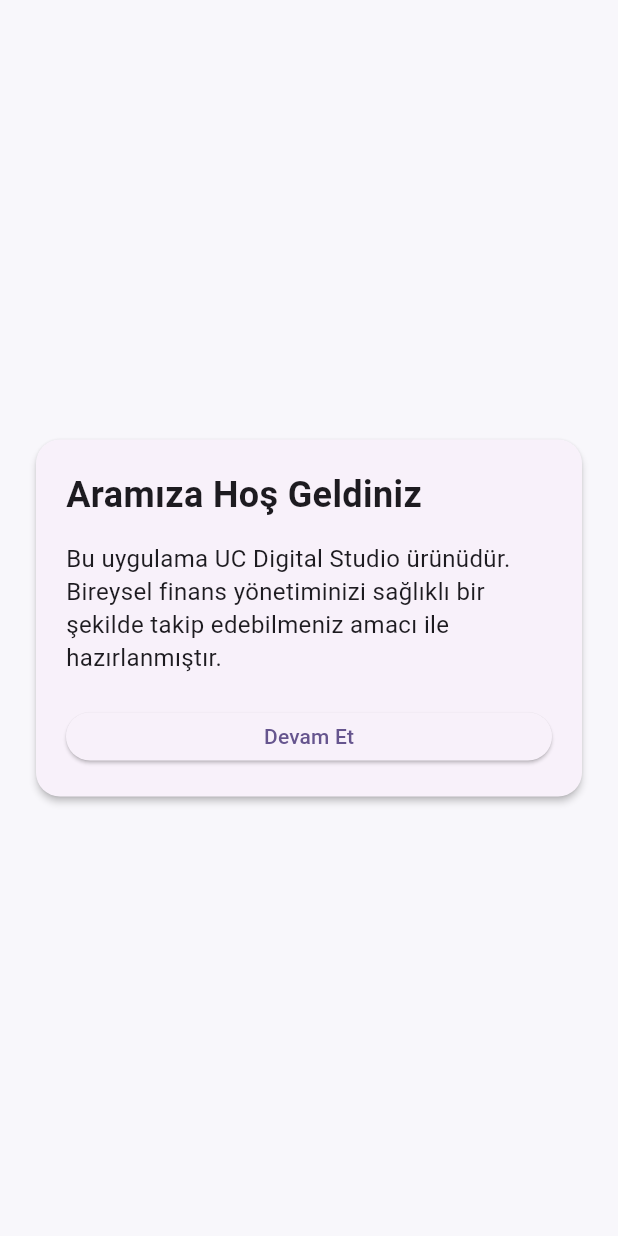
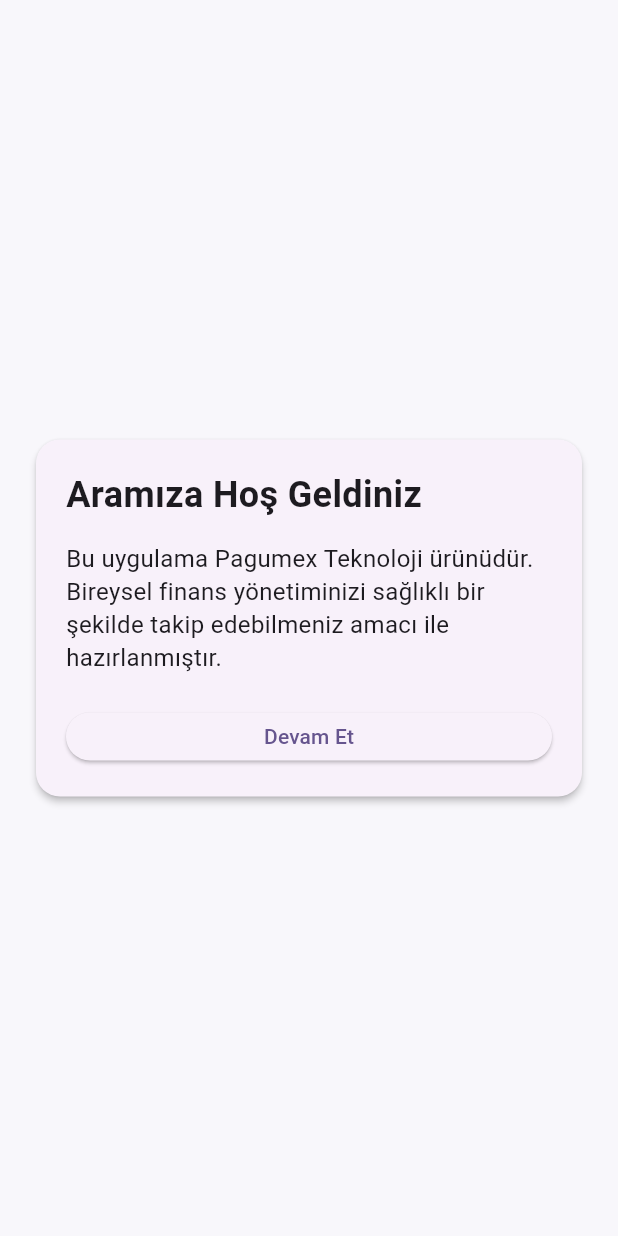
Before and after one commit to ucamoglu/hesapkitap_v1, a Flutter app: the screen it shows after launch, on a phone screen of 412 x 824 dp. Run offline on Flutter 3.47's test engine with Material 3 defaults, Android fonts, the phone set to English and light mode, and no system bars; our stand-ins replace file_picker, flutter_local_notifications, flutter_timezone, image_picker, in_app_purchase, isar and 4 more; accounts and stored records are empty; generated files the repository leaves out were written again.

Commit message:
Polish branding and icons; suppress macOS debug warning noise

```diff
--- a/lib/main.dart
+++ b/lib/main.dart
@@ -849,7 +849,7 @@ class _DashboardScreenState extends State<DashboardScreen> {
         applicationName: 'HesapKitap',
         applicationVersion: 'v1',
         children: const [
-          Text('Bu uygulama UC Digital Studio tarafından oluşturulmaktadır.'),
+          Text('Bu uygulama Pagumex Teknoloji tarafından oluşturulmaktadır.'),
         ],
       );
     });
@@ -989,7 +989,7 @@ class _DashboardScreenState extends State<DashboardScreen> {
                     ),
                     const SizedBox(height: 4),
                     const Text(
-                      'by UC Digital Studio',
+                      'by Pagumex Teknoloji',
                       style: TextStyle(
                         color: Colors.white70,
                         fontSize: 12,
--- a/lib/screens/onboarding_welcome_screen.dart
+++ b/lib/screens/onboarding_welcome_screen.dart
@@ -38,7 +38,7 @@ class OnboardingWelcomeScreen extends StatelessWidget {
                         ),
                         const SizedBox(height: 14),
                         const Text(
-                          'Bu uygulama UC Digital Studio ürünüdür.\n'
+                          'Bu uygulama Pagumex Teknoloji ürünüdür.\n'
                           'Bireysel finans yönetiminizi sağlıklı bir şekilde takip edebilmeniz amacı ile hazırlanmıştır.',
                           style: TextStyle(
                             fontSize: 16,
--- a/lib/utils/navigation_helpers.dart
+++ b/lib/utils/navigation_helpers.dart
@@ -241,7 +241,7 @@ class _AppMenuDrawerState extends State<_AppMenuDrawer> {
         applicationName: 'HesapKitap',
         applicationVersion: 'v1',
         children: const [
-          Text('Bu uygulama UC Digital Studio tarafından oluşturulmaktadır.'),
+          Text('Bu uygulama Pagumex Teknoloji tarafından oluşturulmaktadır.'),
         ],
       );
     });
@@ -382,7 +382,7 @@ class _AppMenuDrawerState extends State<_AppMenuDrawer> {
                   ),
                   const SizedBox(height: 4),
                   const Text(
-                    'by UC Digital Studio',
+                    'by Pagumex Teknoloji',
                     style: TextStyle(
                       color: Colors.white70,
                       fontSize: 12,
```
Also changed, not shown: pubspec.yaml (+10 -0 lines), assets/icon/app_icon_1024.png (added), pubspec.lock, 39 other files.
